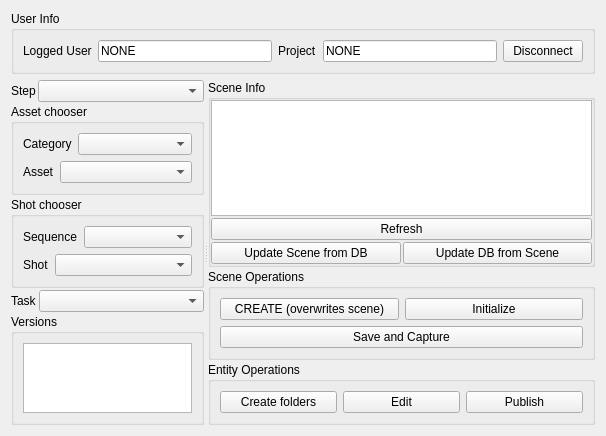
Before: the Qt Designer form maya_mods/zombie/python/dminutes/UI/sceneManagerUI.ui in sebcourtois/z2k-pipeline-toolkit, drawn with Qt 5.
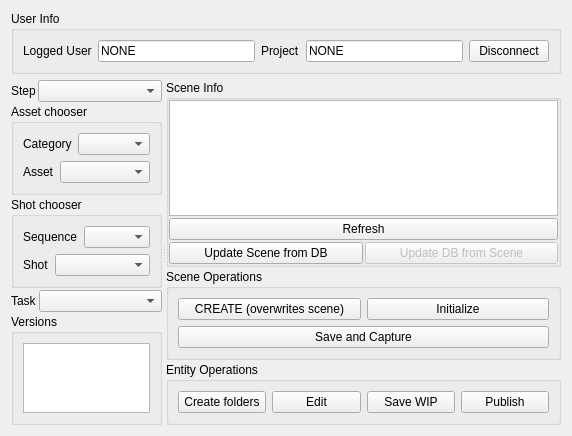
After: the same form once the commit is applied.

```diff
--- a/maya_mods/zombie/python/dminutes/UI/sceneManagerUI.ui
+++ b/maya_mods/zombie/python/dminutes/UI/sceneManagerUI.ui
@@ -6,7 +6,7 @@
    <rect>
     <x>0</x>
     <y>0</y>
-    <width>606</width>
+    <width>572</width>
     <height>406</height>
    </rect>
   </property>
@@ -343,6 +343,9 @@
             </item>
             <item>
              <widget class="QPushButton" name="sm_updb_bt">
+              <property name="enabled">
+               <bool>false</bool>
+              </property>
               <property name="text">
                <string>Update DB from Scene</string>
               </property>
@@ -422,6 +425,13 @@
               </property>
              </widget>
             </item>
+            <item>
+             <widget class="QPushButton" name="sm_saveWip_bt">
+              <property name="text">
+               <string>Save WIP</string>
+              </property>
+             </widget>
+            </item>
             <item>
              <widget class="QPushButton" name="sm_publish_bt">
               <property name="text">
```
